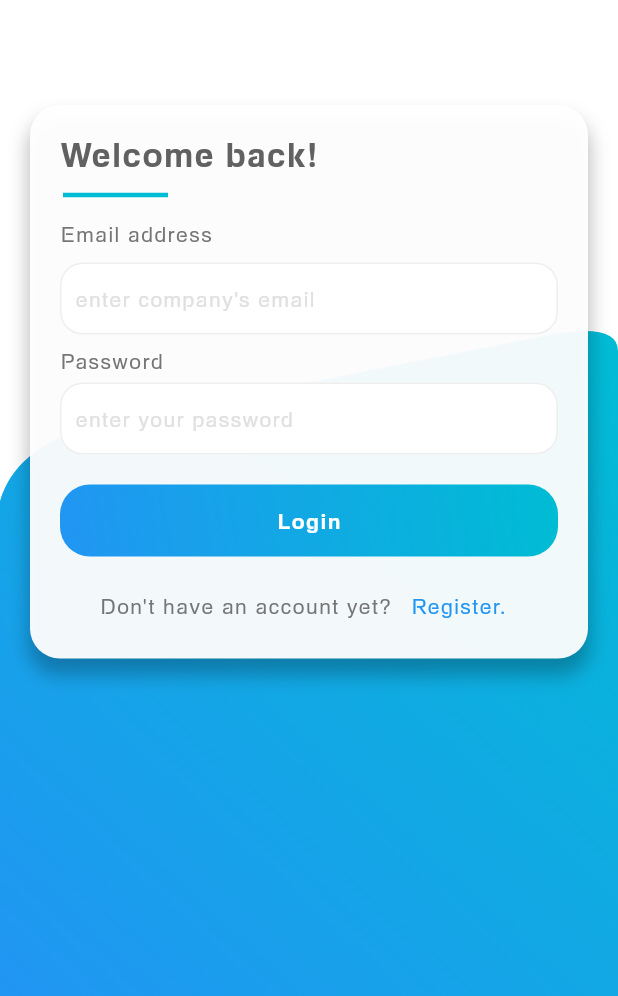
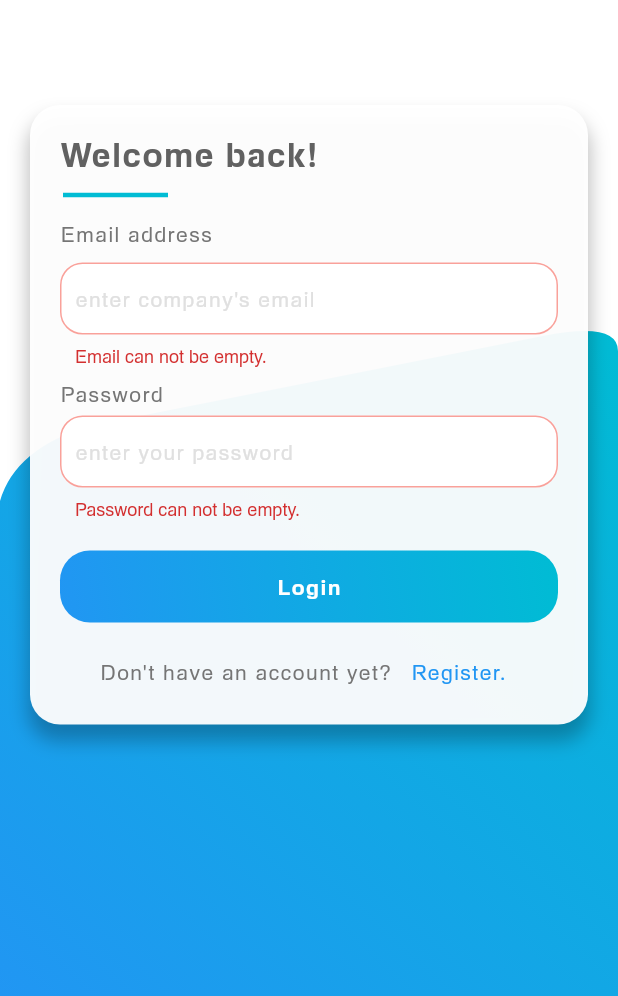
Before and after one commit to YonasAlem/covid_result_app, a Flutter app: the screen it shows after launch, after a tap on "Login", on a phone screen of 412 x 824 dp, the part 240-1236 px from its top. Run offline on Flutter 3.47's test engine with Material 2 defaults, Android fonts, the phone set to English and light mode, and no system bars; drawn by our look-alikes of animated_text_kit; our stand-ins replace firebase_auth, firebase_core, page_transition; accounts and stored records are empty.

Commit message:
validation and styling for login view

```diff
--- a/lib/views/login_view.dart
+++ b/lib/views/login_view.dart
@@ -6,9 +6,13 @@ import 'package:covid_result_app/widgets/submit_button_small.dart';
 import 'package:covid_result_app/widgets/text_widget_small.dart';
 import 'package:flutter/material.dart';
 
+import '../services/auth_services/auth_exceptions.dart';
+import '../services/auth_services/auth_services.dart';
 import '../utils/colors.dart';
 import '../widgets/auth_views_widgets/auth_text_field.dart';
 import '../widgets/submit_button_big.dart';
+import 'home_view.dart';
+import 'verify_view.dart';
 
 class LoginView extends StatefulWidget {
   static const String routeName = '/loginview/';
@@ -22,6 +26,9 @@ class LoginView extends StatefulWidget {
 class _LoginViewState extends State<LoginView> {
   final TextEditingController _email = TextEditingController();
   final TextEditingController _password = TextEditingController();
+
+  String? emailError;
+  String? passwordError;
 
   @override
   void initState() {
@@ -86,6 +93,7 @@ class _LoginViewState extends State<LoginView> {
         AuthTextField(
           controller: _email,
           hintText: 'enter company\'s email',
+          error: emailError,
         ),
         const TextWidgetSmall(text: 'Password'),
         Hero(
@@ -96,6 +104,7 @@ class _LoginViewState extends State<LoginView> {
               controller: _password,
               isPassword: _password.text.isEmpty ? false : true,
               hintText: 'enter your password',
+              error: passwordError,
             ),
           ),
         ),
@@ -103,7 +112,7 @@ class _LoginViewState extends State<LoginView> {
         Hero(
           tag: 'SubmitButtonBig',
           child: SubmitButtonBig(
-            onTap: () {},
+            onTap: _loginCompany,
             text: 'Login',
             gradient: gradient1,
           ),
@@ -117,10 +126,7 @@ class _LoginViewState extends State<LoginView> {
               havePadding: false,
             ),
             SubmitButtonSmall(
-              onTap: () => Navigator.of(context).pushNamedAndRemoveUntil(
-                RegisterView.routeName,
-                (route) => false,
-              ),
+              onTap: () => Navigator.of(context).pushReplacementNamed(RegisterView.routeName),
               context: context,
               text: 'Register.',
             )
@@ -129,4 +135,51 @@ class _LoginViewState extends State<LoginView> {
       ],
     );
   }
+
+  _loginCompany() async {
+    // hide keyboard
+    FocusManager.instance.primaryFocus?.unfocus();
+
+    passwordError = null;
+    emailError = null;
+
+    final String email = _email.text.trim().toLowerCase();
+    final String password = _password.text.trim().toLowerCase();
+
+    if (email.isEmpty || password.isEmpty) {
+      if (email.isEmpty) {
+        setEmailErrorMessage('Email can not be empty.');
+      }
+      if (password.isEmpty) {
+        setPasswordErrorMessage('Password can not be empty.');
+      }
+    } else {
+      try {
+        await AuthServices.firebase().login(email: email, password: password);
+
+        final currentUser = AuthServices.firebase().currentUser;
+
+        if (currentUser?.isEmailVerified ?? false) {
+          if (mounted) {
+            Navigator.of(context).pushNamedAndRemoveUntil(
+              HomeView.routeName,
+              (route) => false,
+            );
+          }
+        } else {
+          if (mounted) Navigator.of(context).pushNamed(VerifyView.routeName);
+        }
+      } on UserNotFoundAuthException {
+        setEmailErrorMessage("Couldn't find your account.");
+      } on WrongPasswordAuthException {
+        setPasswordErrorMessage('Wrong password, Please try again!');
+      } on GenericAuthException {
+        setPasswordErrorMessage('There is a problem, please try again!');
+      }
+    }
+  }
+
+  void setPasswordErrorMessage(String message) => setState(() => passwordError = message);
+
+  void setEmailErrorMessage(String message) => setState(() => emailError = message);
 }
--- a/lib/views/register_view.dart
+++ b/lib/views/register_view.dart
@@ -134,10 +134,7 @@ class _RegisterViewState extends State<RegisterView> {
               havePadding: false,
             ),
             SubmitButtonSmall(
-              onTap: () => Navigator.of(context).pushNamedAndRemoveUntil(
-                LoginView.routeName,
-                (route) => false,
-              ),
+              onTap: () => Navigator.of(context).pushReplacementNamed(LoginView.routeName),
               text: 'Login.',
               context: context,
             ),
```
